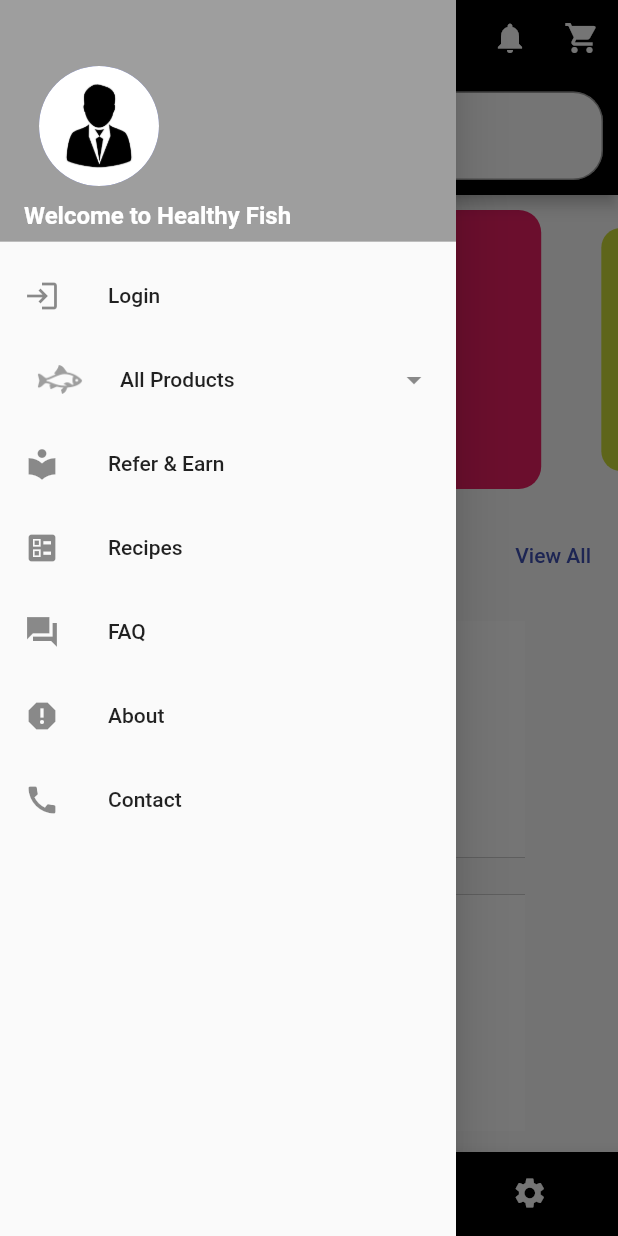
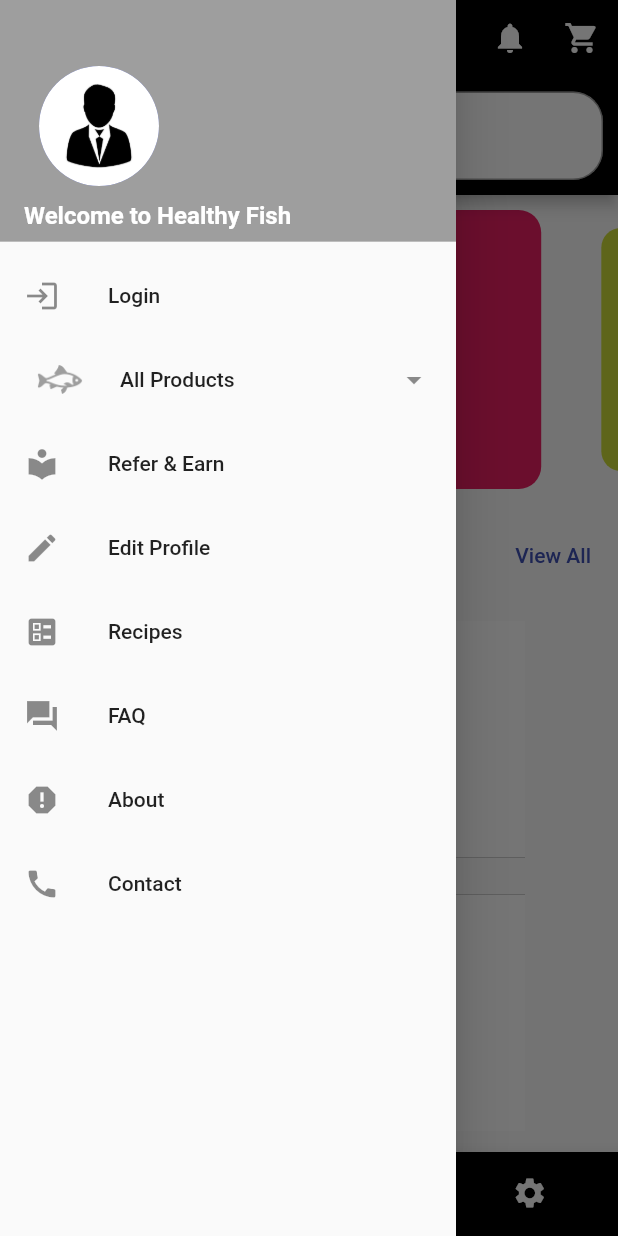
Before and after one commit to Aneezchirayil/bigfish, a Flutter app: the Homepage screen opened directly, with the side drawer open, on a phone screen of 412 x 824 dp. Run offline on Flutter 3.47's test engine with Material 2 defaults, Android fonts, the phone set to English and light mode, and no system bars; drawn by our look-alikes of carousel_slider.

Commit message:
11:41 07/11

```diff
--- a/lib/Home/home.dart
+++ b/lib/Home/home.dart
@@ -2,6 +2,7 @@ import 'package:bigfishaneez/Home/Screen/categories.dart';
 import 'package:bigfishaneez/Home/Screen/homepage.dart';
 import 'package:bigfishaneez/Home/Screen/settings.dart';
 import 'package:bigfishaneez/Home/about.dart';
+import 'package:bigfishaneez/Home/edit.dart';
 import 'package:bigfishaneez/Login/login.dart';
 
 import 'package:bigfishaneez/Recipies/recipes.dart';
@@ -67,11 +68,13 @@ class _HomepageState extends State<Homepage> {
                 title: Text("Refer & Earn"),
                 onTap: (){},
               ),
-              // ListTile(
-              //   leading: Icon(Icons.local_offer_sharp),
-              //   title: Text("Offers"),
-              //   onTap: (){},
-              // ),
+              ListTile(
+                leading: Icon(Icons.edit),
+                title: Text("Edit Profile"),
+                onTap: (){
+                  Navigator.push(context, MaterialPageRoute(builder: (context) => Editprofile(),));
+                },
+              ),
               ListTile(
                 leading: Icon(Icons.ballot),
                 title: Text("Recipes"),
```
Also changed, not shown: lib/Home/edit.dart (renamed from lib/edit.dart).
